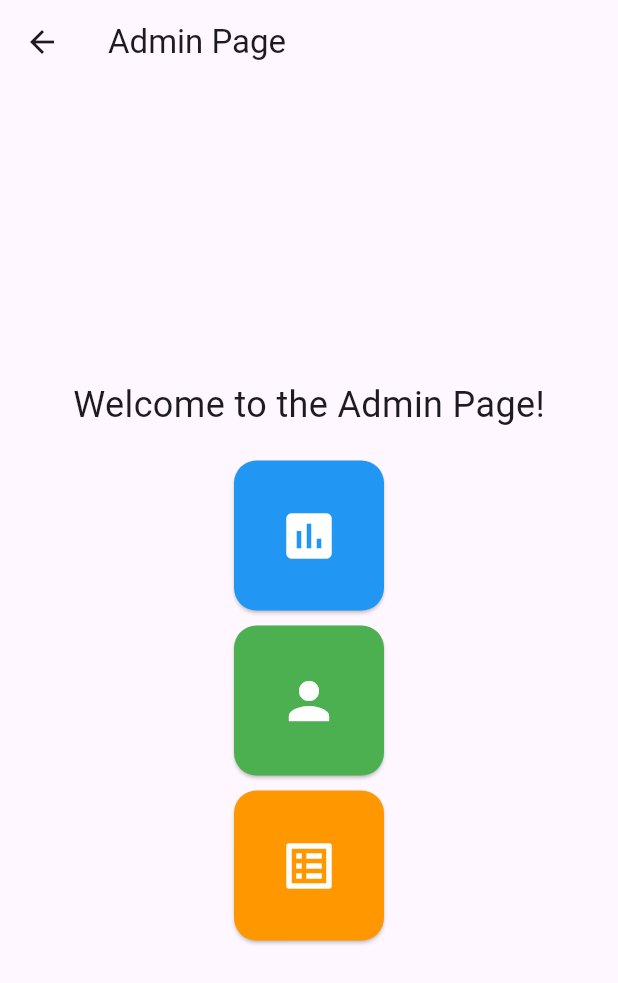
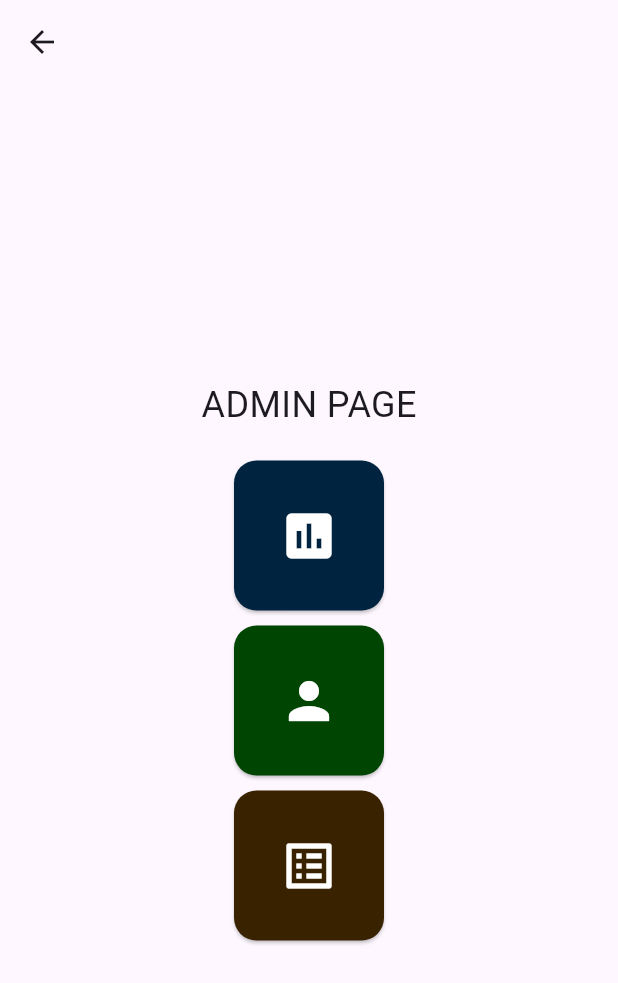
Before and after one commit to cathyolandre/SCANTRON-PATRON, a Flutter app: the screen it shows after launch, after a tap on the "navigate next" icon, on a phone screen of 412 x 824 dp. Shown: the top 983 px of the screen. Run offline on Flutter 3.47's test engine with Material 3 defaults, Android fonts, the phone set to English and light mode, and no system bars.

Commit message:
prototype 2

```diff
--- a/lib/pages/admin_page.dart
+++ b/lib/pages/admin_page.dart
@@ -2,25 +2,26 @@
 
 import 'package:flutter/material.dart';
 import 'inventory_page.dart'; // Import the InventoryPage
+import 'view_report_page.dart'; // Import the ViewReportPage
 import '../models/inventory.dart'; // Ensure to import the Inventory model
 
 class AdminPage extends StatelessWidget {
   final Inventory inventory; // Add the inventory parameter
+  final List<String> transactions; // Add transactions parameter
 
-  const AdminPage({super.key, required this.inventory}); // Include inventory in the constructor
+  const AdminPage({super.key, required this.inventory, required this.transactions}); // Include inventory and transactions in the constructor
 
   @override
   Widget build(BuildContext context) {
     return Scaffold(
       appBar: AppBar(
-        title: Text("Admin Page"),
       ),
       body: Center(
         child: Column(
           mainAxisAlignment: MainAxisAlignment.center,
           children: [
             Text(
-              "Welcome to the Admin Page!",
+              "ADMIN PAGE",
               style: TextStyle(fontSize: 24.0),
             ),
             SizedBox(height: 20), // Space between text and buttons
@@ -31,11 +32,16 @@ class AdminPage extends StatelessWidget {
               height: 100, // Set height for the button
               child: ElevatedButton(
                 onPressed: () {
-                  // Add functionality for viewing reports
-                  // Navigator.push(...); // Example for navigation to another page
+                  // Navigate to the View Report Page
+                  Navigator.push(
+                    context,
+                    MaterialPageRoute(
+                      builder: (context) => ViewReportPage(transactions: transactions), // Pass transactions
+                    ),
+                  );
                 },
                 style: ElevatedButton.styleFrom(
-                  backgroundColor: Colors.blue, // Button color
+                  backgroundColor: const Color.fromARGB(255, 0, 35, 64), // Button color
                   shape: RoundedRectangleBorder(
                     borderRadius: BorderRadius.circular(15.0), // Rounded corners
                   ),
@@ -59,7 +65,7 @@ class AdminPage extends StatelessWidget {
                   // Navigator.push(...); // Example for navigation to another page
                 },
                 style: ElevatedButton.styleFrom(
-                  backgroundColor: Colors.green, // Button color
+                  backgroundColor: const Color.fromARGB(255, 1, 69, 3), // Button color
                   shape: RoundedRectangleBorder(
                     borderRadius: BorderRadius.circular(15.0), // Rounded corners
                   ),
@@ -82,11 +88,11 @@ class AdminPage extends StatelessWidget {
                   // Navigate to the InventoryPage
                   Navigator.push(
                     context,
-                    MaterialPageRoute(builder: (context) => InventoryPage(inventory: inventory)), // Pass inventory
+                    MaterialPageRoute(builder: (context) => InventoryPage(inventory: inventory, transactions: transactions)), // Pass inventory and transactions
                   );
                 },
                 style: ElevatedButton.styleFrom(
-                  backgroundColor: Colors.orange, // Button color
+                  backgroundColor: const Color.fromARGB(255, 56, 34, 0), // Button color
                   shape: RoundedRectangleBorder(
                     borderRadius: BorderRadius.circular(15.0), // Rounded corners
                   ),
--- a/lib/pages/hello_page.dart
+++ b/lib/pages/hello_page.dart
@@ -11,6 +11,7 @@ class HelloPage extends StatelessWidget {
   @override
   Widget build(BuildContext context) {
     final Inventory inventory = Inventory(200); // Define your paper limit here
+    List<String> transactions = []; // Initialize transactions list
 
     return Scaffold(
       body: Center(
@@ -39,12 +40,12 @@ class HelloPage extends StatelessWidget {
             ),
             SizedBox(height: 20), // Space between the container and buttons
 
-            // Button to navigate to OrderPage with inventory
+            // Button to navigate to OrderPage with inventory and transactions
             ElevatedButton(
               onPressed: () {
                 Navigator.push(
                   context,
-                  MaterialPageRoute(builder: (context) => OrderPage(inventory: inventory)), // Pass inventory
+                  MaterialPageRoute(builder: (context) => OrderPage(inventory: inventory, transactions: transactions)), // Pass inventory and transactions
                 );
               },
               style: ElevatedButton.styleFrom(
@@ -64,7 +65,7 @@ class HelloPage extends StatelessWidget {
         onPressed: () {
           Navigator.push(
             context,
-            MaterialPageRoute(builder: (context) => AdminPage(inventory: inventory)), // Pass inventory
+            MaterialPageRoute(builder: (context) => AdminPage(inventory: inventory, transactions: transactions)), // Pass inventory and transactions
           );
         },
         backgroundColor: Colors.black,
--- a/lib/pages/inventory_page.dart
+++ b/lib/pages/inventory_page.dart
@@ -5,8 +5,9 @@ import '../models/inventory.dart'; // Import the Inventory model
 
 class InventoryPage extends StatefulWidget {
   final Inventory inventory; // Accept the Inventory instance
+  final List<String> transactions; // Accept the transactions list
 
-  const InventoryPage({super.key, required this.inventory});
+  const InventoryPage({super.key, required this.inventory, required this.transactions});
 
   @override
   _InventoryPageState createState() => _InventoryPageState();
@@ -70,6 +71,8 @@ class _InventoryPageState extends State<InventoryPage> {
                 setState(() {
                   int? newLimit = int.tryParse(limitController.text);
                   if (newLimit != null) {
+                    // Log the change
+                    widget.transactions.add("Changed paper limit from ${widget.inventory.paperLimit} to $newLimit on ${DateTime.now().toLocal()}");
                     widget.inventory.paperLimit = newLimit; // Update the limit
                   }
                 });
```
Also changed, not shown: lib/pages/order_page.dart (+6 -5 lines), lib/pages/view_report_page.dart (added, +26 -0 lines).
